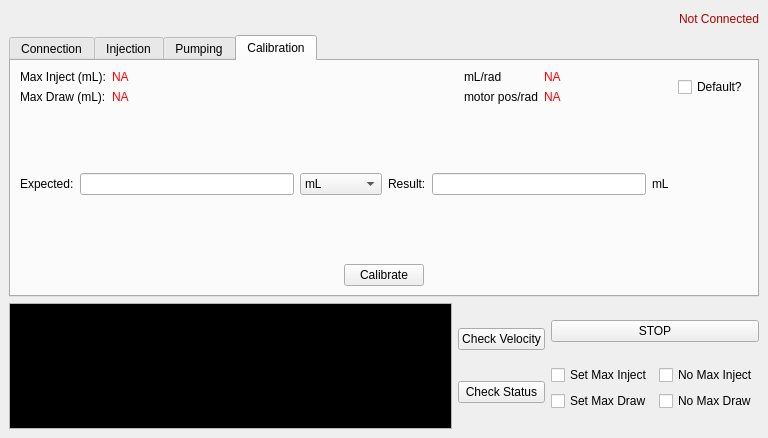
The window that syringe_pump_controller_ui.ui (SimLeek/silverpak-syringe-pump) describes before a commit, drawn with Qt 5.
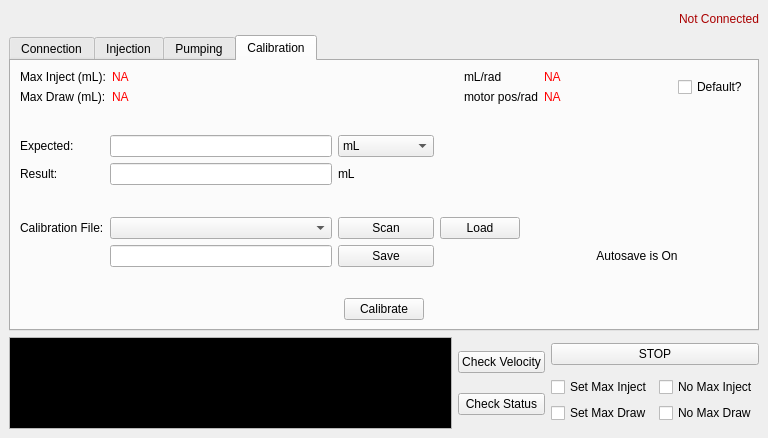
The same window after the commit. The open tabs and pages were chosen to show the change.

Diff of the .ui file:
```diff
--- a/syringe_pump_controller_ui.ui
+++ b/syringe_pump_controller_ui.ui
@@ -45,7 +45,7 @@
     <item>
      <widget class="QTabWidget" name="tabWidget">
       <property name="currentIndex">
-       <number>3</number>
+       <number>2</number>
       </property>
       <widget class="QWidget" name="connection_tab">
        <attribute name="title">
@@ -710,6 +710,64 @@
           </item>
          </layout>
         </item>
+        <item>
+         <spacer name="verticalSpacer_9">
+          <property name="orientation">
+           <enum>Qt::Vertical</enum>
+          </property>
+          <property name="sizeHint" stdset="0">
+           <size>
+            <width>20</width>
+            <height>40</height>
+           </size>
+          </property>
+         </spacer>
+        </item>
+        <item>
+         <layout class="QHBoxLayout" name="horizontalLayout_4">
+          <item>
+           <widget class="QLabel" name="label_26">
+            <property name="text">
+             <string>Routine:</string>
+            </property>
+           </widget>
+          </item>
+          <item>
+           <widget class="QComboBox" name="comboBox">
+            <property name="minimumSize">
+             <size>
+              <width>200</width>
+              <height>0</height>
+             </size>
+            </property>
+           </widget>
+          </item>
+          <item>
+           <widget class="QPushButton" name="pushButton_2">
+            <property name="text">
+             <string>Scan</string>
+            </property>
+           </widget>
+          </item>
+          <item>
+           <widget class="QPushButton" name="pushButton">
+            <property name="text">
+             <string>Load</string>
+            </property>
+           </widget>
+          </item>
+          <item>
+           <widget class="QLineEdit" name="lineEdit"/>
+          </item>
+          <item>
+           <widget class="QPushButton" name="pushButton_3">
+            <property name="text">
+             <string>Save</string>
+            </property>
+           </widget>
+          </item>
+         </layout>
+        </item>
         <item>
          <spacer name="verticalSpacer_3">
           <property name="orientation">
@@ -1197,7 +1255,7 @@
          </layout>
         </item>
         <item>
-         <spacer name="verticalSpacer_5">
+         <spacer name="verticalSpacer_10">
           <property name="orientation">
            <enum>Qt::Vertical</enum>
           </property>
@@ -1210,21 +1268,18 @@
          </spacer>
         </item>
         <item>
-         <layout class="QHBoxLayout" name="hbox214">
+         <layout class="QGridLayout" name="gridLayout_10">
           <property name="sizeConstraint">
            <enum>QLayout::SetDefaultConstraint</enum>
           </property>
-          <item>
+          <item row="0" column="0">
            <widget class="QLabel" name="label_9">
             <property name="text">
              <string>Expected:</string>
             </property>
            </widget>
           </item>
-          <item>
-           <widget class="QLineEdit" name="cal_expected_line"/>
-          </item>
-          <item>
+          <item row="0" column="2">
            <widget class="QComboBox" name="cal_expect_unit">
             <item>
              <property name="text">
@@ -1248,17 +1303,14 @@
             </item>
            </widget>
           </item>
-          <item>
-           <widget class="QLabel" name="label_10">
+          <item row="3" column="0">
+           <widget class="QLabel" name="label_15">
             <property name="text">
-             <string>Result:</string>
+             <string>Calibration File:</string>
             </property>
            </widget>
           </item>
-          <item>
-           <widget class="QLineEdit" name="cal_result_line"/>
-          </item>
-          <item>
+          <item row="1" column="2">
            <widget class="QLabel" name="cal_expect_unit_label">
             <property name="minimumSize">
              <size>
@@ -1271,6 +1323,89 @@
             </property>
            </widget>
           </item>
+          <item row="1" column="1">
+           <widget class="QLineEdit" name="cal_result_line"/>
+          </item>
+          <item row="1" column="0">
+           <widget class="QLabel" name="label_10">
+            <property name="text">
+             <string>Result:</string>
+            </property>
+           </widget>
+          </item>
+          <item row="3" column="3">
+           <widget class="QPushButton" name="cal_load_button">
+            <property name="text">
+             <string>Load</string>
+            </property>
+           </widget>
+          </item>
+          <item row="4" column="1">
+           <widget class="QLineEdit" name="cal_file_name"/>
+          </item>
+          <item row="0" column="1">
+           <widget class="QLineEdit" name="cal_expected_line"/>
+          </item>
+          <item row="2" column="1">
+           <spacer name="verticalSpacer_5">
+            <property name="orientation">
+             <enum>Qt::Vertical</enum>
+            </property>
+            <property name="sizeHint" stdset="0">
+             <size>
+              <width>20</width>
+              <height>40</height>
+             </size>
+            </property>
+           </spacer>
+          </item>
+          <item row="3" column="1">
+           <widget class="QComboBox" name="cal_file_list">
+            <property name="minimumSize">
+             <size>
+              <width>190</width>
+              <height>0</height>
+             </size>
+            </property>
+           </widget>
+          </item>
+          <item row="3" column="2">
+           <widget class="QPushButton" name="cal_scan_button">
+            <property name="text">
+             <string>Scan</string>
+            </property>
+           </widget>
+          </item>
+          <item row="4" column="2">
+           <widget class="QPushButton" name="cal_save_button">
+            <property name="text">
+             <string>Save</string>
+            </property>
+           </widget>
+          </item>
+          <item row="0" column="5">
+           <spacer name="horizontalSpacer_16">
+            <property name="orientation">
+             <enum>Qt::Horizontal</enum>
+            </property>
+            <property name="sizeHint" stdset="0">
+             <size>
+              <width>40</width>
+              <height>20</height>
+             </size>
+            </property>
+           </spacer>
+          </item>
+          <item row="4" column="5">
+           <widget class="QLabel" name="label_25">
+            <property name="text">
+             <string>Autosave is On</string>
+            </property>
+            <property name="alignment">
+             <set>Qt::AlignCenter</set>
+            </property>
+           </widget>
+          </item>
          </layout>
         </item>
         <item>
```
